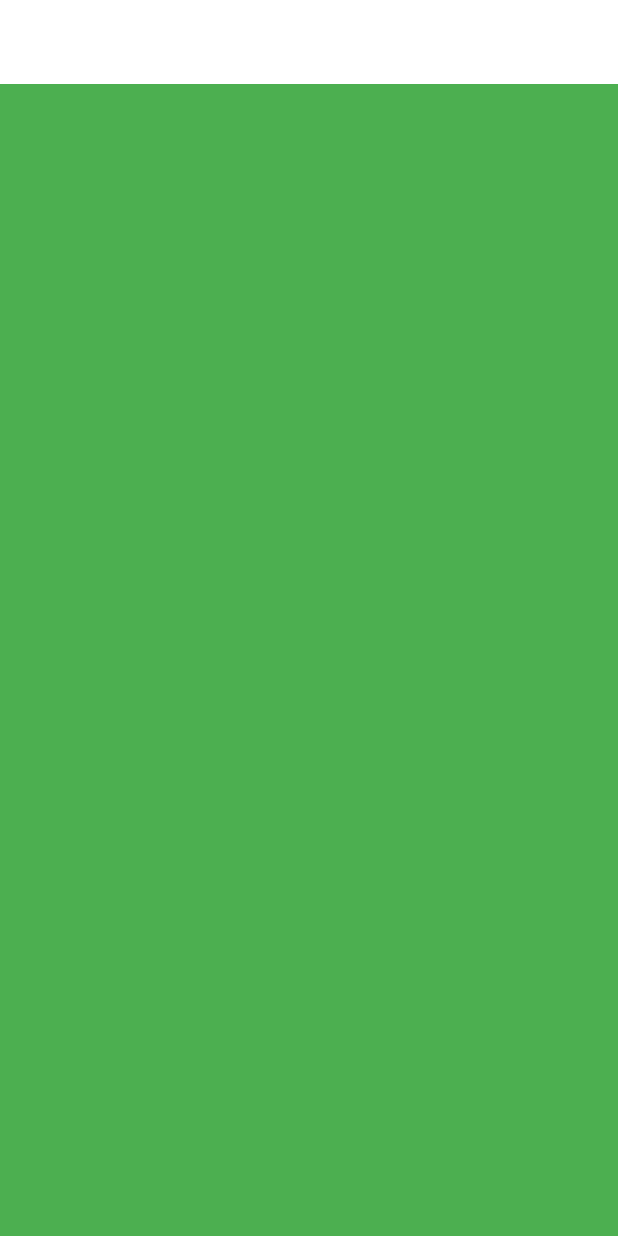
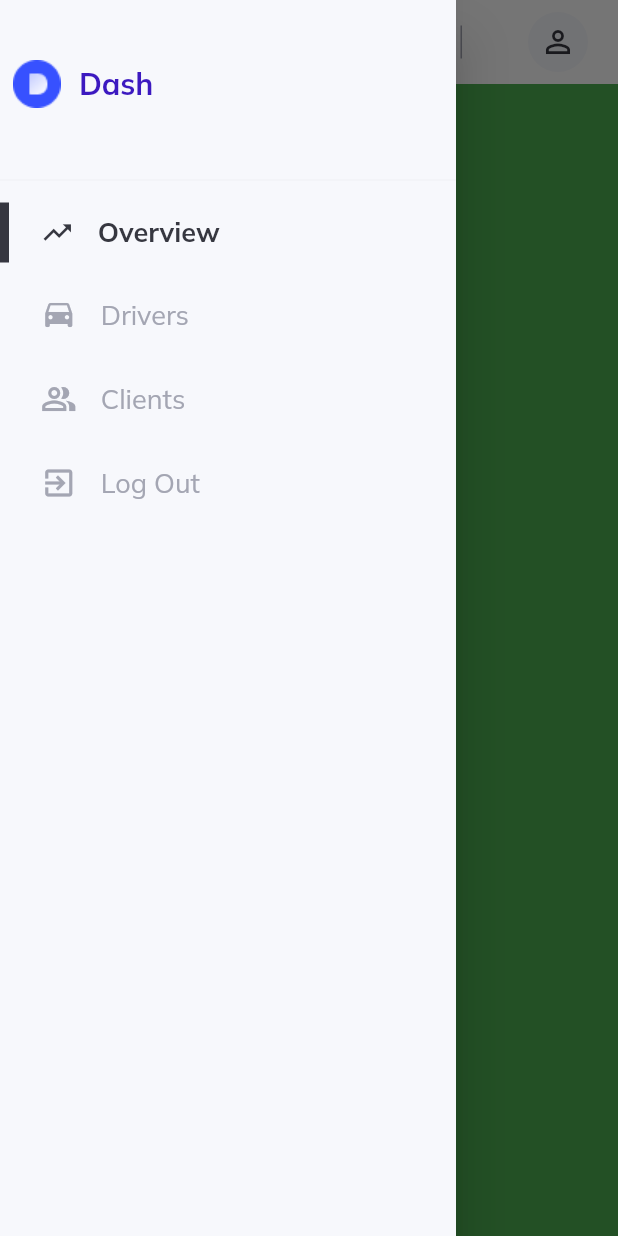
Before and after one commit to KinnaGt/Dashboard, a Flutter app: the screen it shows after launch, with the side drawer open (before the commit the screen has no drawer), on a phone screen of 412 x 824 dp. Run offline on Flutter 3.47's test engine with Material 2 defaults, Android fonts, the light colour scheme and no system bars; our stand-ins replace get, google_fonts.

Commit message:
2nd Layout

```diff
--- /dev/null
+++ b/lib/constants/controller.dart
@@ -0,0 +1,3 @@
+import 'package:dashboardapp/controllers/menu_controller.dart';
+
+MenuController menuController = MenuController.instance;
--- /dev/null
+++ b/lib/constants/style.dart
@@ -0,0 +1,6 @@
+import 'package:flutter/material.dart';
+
+Color light = Color(0xFFF7F8FC);
+Color lightGrey = Color(0xFFA4A6B3);
+Color dark = Color(0xFF363740);
+Color active = Color(0xFF3C19C0);
--- a/lib/helpers/responsiveness.dart
+++ b/lib/helpers/responsiveness.dart
@@ -18,7 +18,7 @@ class ResponsiveWidget extends StatelessWidget {
   const ResponsiveWidget({ Key? key, required this.largeScreen,required this.smallScreen, required this.mediumScreen}) : super(key: key);
 
   static bool isSmallScreen(BuildContext context) =>
-  MediaQuery.of(context).size.width < smallScreenSize;
+  MediaQuery.of(context).size.width < mediumScreenSize;
 
   static bool isMediumScreen(BuildContext context) =>
   MediaQuery.of(context).size.width >= mediumScreenSize &&
@@ -29,7 +29,7 @@ class ResponsiveWidget extends StatelessWidget {
   MediaQuery.of(context).size.width >= largeScreenSize;
 
 
-   static bool isCustomScreen(BuildContext context) =>
+  static bool isCustomScreen(BuildContext context) =>
   MediaQuery.of(context).size.width >= mediumScreenSize &&
   MediaQuery.of(context).size.width <= customScreenSize;
 
--- a/lib/layout.dart
+++ b/lib/layout.dart
@@ -1,22 +1,22 @@
 import 'package:dashboardapp/widgets/large_screen.dart';
+import 'package:dashboardapp/widgets/side_menu.dart';
 import 'package:dashboardapp/widgets/small_screen.dart';
+import 'package:dashboardapp/widgets/top_nav.dart';
 import 'package:flutter/material.dart';
 
 import 'helpers/responsiveness.dart';
 
 class SiteLayout extends StatelessWidget{
-  const SiteLayout({Key? key}) : super(key: key);
-
+  final GlobalKey<ScaffoldState> scaffoldKey = GlobalKey();
   @override
   Widget build(BuildContext context) {
     return Scaffold(
-        appBar:AppBar(
-          elevation:0,
-          backgroundColor: Colors.white,
+        key: scaffoldKey,
+        appBar: topNavigationBar(context, scaffoldKey),
+        drawer: Drawer(
+        child: SideMenu(),
         ),
         body: const ResponsiveWidget(largeScreen:LargeScreen(),smallScreen: SmallScreen(), mediumScreen: LargeScreen())
-
       );
   }
-
 }
--- a/lib/main.dart
+++ b/lib/main.dart
@@ -3,10 +3,14 @@
 
 import 'package:dashboardapp/layout.dart';
 import 'package:flutter/material.dart';
-import 'package:get/get_navigation/get_navigation.dart';
+import 'package:get/get.dart';
 import 'package:google_fonts/google_fonts.dart';
 
+import 'controllers/menu_controller.dart';
+
+
 void main(){
+  Get.put(MenuController()); // Controlador parte de GetX para mostrar Menu y Navegar
   runApp(const MyApp());
 }
 
--- /dev/null
+++ b/lib/routings/routes.dart
@@ -0,0 +1,11 @@
+const OverViewPageRoute = "Overview";
+const DriversPageRoute = "Drivers";
+const ClientsPageRoute = "Clients";
+const AuthenticationPageRoute = "Authentication";
+
+List sideMenuItems = [
+  OverViewPageRoute,
+  DriversPageRoute,
+  ClientsPageRoute,
+  AuthenticationPageRoute
+];
--- /dev/null
+++ b/lib/widgets/custom_text.dart
@@ -0,0 +1,18 @@
+import 'package:flutter/material.dart';
+
+class CustomText extends StatelessWidget {
+  final String text;
+  final double size;
+  final Color color;
+  final FontWeight weight;
+  const CustomText({ Key? key, required this.text, required this.size, required this.color, required this.weight }) : super(key: key);
+
+  @override
+  Widget build(BuildContext context) {
+    return Text(
+      text,style:TextStyle(fontSize: size ?? 16,
+      color: color ?? Colors.black,
+      fontWeight: weight ?? FontWeight.normal)
+    );
+  }
+}
--- /dev/null
+++ b/lib/widgets/horizontal_menu_item.dart
@@ -0,0 +1,59 @@
+import 'package:dashboardapp/constants/controller.dart';
+import 'package:dashboardapp/constants/style.dart';
+import 'package:dashboardapp/widgets/custom_text.dart';
+import 'package:flutter/material.dart';
+import 'package:get/get.dart';
+
+class HorizontalMenuItem extends StatelessWidget {
+  final String itemName;
+  final Function onTapL;
+  const HorizontalMenuItem(this.itemName, this.onTapL, { Key? key }) : super(key: key);
+
+  @override
+  Widget build(BuildContext context) {
+    double _width = MediaQuery.of(context).size.width;
+
+    return InkWell(
+      onTap: _onTap,
+      onHover: (value){
+        value ?
+        menuController.onHover(itemName) : menuController.onHover("not hovering");
+      },
+      child: Obx(() => Container(  // Put in observable
+        color: menuController.isHovering(itemName) ? lightGrey.withOpacity(.7)
+        : Colors.transparent,
+        child: Row(
+          children: [
+              Visibility(visible: menuController.isHovering(itemName) || menuController.isActive(itemName),
+              child : Container(width: 6,height: 40,color: dark),
+              maintainSize: true,maintainAnimation: true,maintainState: true,),
+
+              SizedBox(width: _width/80),
+              Padding(padding: EdgeInsets.all(16),
+              child: menuController.returnIconFor(itemName)),
+              if(!menuController.isActive(itemName))
+                Flexible(
+                  child: CustomText(text: itemName ,
+                    color: menuController.isHovering(itemName) ? dark : lightGrey,
+                    size: 18,
+                    weight: FontWeight.normal,
+                  )
+                )
+              else
+                Flexible(
+                  child: CustomText(text: itemName ,
+                    color:  dark ,
+                    size: 18,
+                    weight: FontWeight.bold,
+                  )
+                )
+
+          ],
+        )
+      ))
+    );
+  }
+
+  _onTap() => onTapL;
+
+}
--- /dev/null
+++ b/lib/widgets/side_menu.dart
@@ -0,0 +1,66 @@
+
+import 'package:dashboardapp/constants/controller.dart';
+import 'package:dashboardapp/constants/style.dart';
+import 'package:dashboardapp/helpers/responsiveness.dart';
+import 'package:dashboardapp/routings/routes.dart';
+import 'package:dashboardapp/widgets/custom_text.dart';
+import 'package:dashboardapp/widgets/side_menu_item.dart';
+import 'package:flutter/material.dart';
+import 'package:get/get.dart';
+
+class SideMenu extends StatelessWidget {
+  const SideMenu({ Key? key }) : super(key: key);
+
+  @override
+  Widget build(BuildContext context) {
+
+    double _width = MediaQuery.of(context).size.width;
+    return Container(
+      color: light,
+      child: ListView(children: [
+        if(ResponsiveWidget.isSmallScreen(context))
+          Column(
+            mainAxisSize: MainAxisSize.min,
+            children: [
+              SizedBox(height:40),
+              Row(
+                children: [
+                  SizedBox(width: _width/48,),
+                  Padding(padding: EdgeInsets.only(right: 12),
+                    child: Image.asset("assets/icons/logo.png"),
+                  ),
+                  Flexible(child: CustomText(
+                    text: "Dash",
+                    size: 20,
+                    color: active,
+                    weight: FontWeight.bold) ,),
+                  SizedBox(width: _width/48,)
+              ],),
+            ],
+          ),
+          SizedBox(height: 40,),
+
+          Divider(color:lightGrey.withOpacity(.1)),
+
+          Column(
+            mainAxisSize: MainAxisSize.min,
+            children: sideMenuItems.map((itemName)=> SideMenuItem(
+                itemName: itemName== AuthenticationPageRoute ? "Log Out" : itemName,
+                  onTapL: (){
+                    if(itemName == AuthenticationPageRoute){
+                      //TODO:: go to authentication PAGE
+                    }
+
+                    if(!menuController.isActive(itemName)){
+                      menuController.changeActiveItemTo(itemName);
+                      if(ResponsiveWidget.isSmallScreen(context))
+                      Get.back();
+                      //TODO:: go to Item Name
+                    }
+                  })
+                ).toList()
+              )
+        ],)
+    );
+  }
+}
--- /dev/null
+++ b/lib/widgets/side_menu_item.dart
@@ -0,0 +1,20 @@
+import 'package:dashboardapp/helpers/responsiveness.dart';
+import 'package:dashboardapp/widgets/horizontal_menu_item.dart';
+import 'package:dashboardapp/widgets/vertical_menu_item.dart';
+import 'package:flutter/material.dart';
+
+class SideMenuItem extends StatelessWidget {
+
+  final String itemName;
+  final Function onTapL;
+  const SideMenuItem({ Key? key ,required this.itemName,required this.onTapL, }) : super(key: key);
+
+  @override
+  Widget build(BuildContext context) {
+    if(ResponsiveWidget.isCustomScreen(context))
+      return VerticalMenuItem(itemName: itemName,onTapL:onTapL);
+    else
+      return HorizontalMenuItem(itemName, onTapL);
+
+  }
+}
--- /dev/null
+++ b/lib/widgets/top_nav.dart
@@ -0,0 +1,86 @@
+
+
+import 'package:dashboardapp/constants/style.dart';
+import 'package:dashboardapp/helpers/responsiveness.dart';
+import 'package:flutter/cupertino.dart';
+import 'package:flutter/material.dart';
+
+import 'custom_text.dart';
+
+AppBar topNavigationBar(BuildContext context,GlobalKey<ScaffoldState> key) =>  // The key is used when we call the drawer or the side menu
+  AppBar(
+    leading: !ResponsiveWidget.isSmallScreen(context) ?
+    Row(
+      children: [
+        Container(
+          padding: EdgeInsets.only(left:14),
+          child: Image.asset("assets/icons/logo.png",width:28)
+        )
+      ],
+    ): IconButton(icon: Icon(Icons.menu),onPressed: (){
+      key.currentState?.openDrawer();
+    }),
+    elevation:0,
+    title: Row(
+      children: [
+        Visibility(child: CustomText(text: "Dash",color: lightGrey,size : 20,weight:FontWeight.bold)),
+        Expanded(child: Container()),
+        IconButton(icon: Icon(Icons.settings,color: dark.withOpacity(.7)),
+            onPressed: (){
+
+            },
+        ),
+        Stack(
+          children: [
+            IconButton(icon: Icon(Icons.notifications,color: dark.withOpacity(.7)),
+              onPressed: (){
+
+              },
+            ),
+            Positioned(
+              top: 7,
+              right: 7,
+              child: Container(
+                width: 12,
+                height: 12,
+                padding: EdgeInsets.all(4),
+                decoration: BoxDecoration(
+                  color : active,
+                  borderRadius: BorderRadius.circular(30),
+                  border: Border.all(color: light,width: 2)),
+              )
+            )
+          ],
+        ),
+
+        Container(
+          width: 1,
+          height: 22,
+          color: lightGrey
+        ),
+        SizedBox(
+          width: 24 ,
+        ),
+
+        CustomText(text: "Iñaki Lapeyre", color: dark, weight: FontWeight.normal, size: 0,),
+
+        SizedBox(
+          width: 16,
+        ),
+        Container(
+          decoration: BoxDecoration(color: Colors.white,
+          borderRadius: BorderRadius.circular(30)),
+          child: Container(
+            padding: EdgeInsets.all(2),
+            margin: EdgeInsets.all(2),
+            child: CircleAvatar(
+              backgroundColor: light,
+              child: Icon(Icons.person_outline,color: dark)
+            )
+          ),
+        )
+    ],
+    ),
+  iconTheme: IconThemeData(color:dark),
+  backgroundColor: Colors.transparent,
+  );
--- a/pubspec.yaml
+++ b/pubspec.yaml
@@ -64,6 +64,8 @@ flutter:
   # assets:
   #   - images/a_dot_burr.jpeg
   #   - images/a_dot_ham.jpeg
+  assets:
+    - assets/icons/
 
   # An image asset can refer to one or more resolution-specific "variants", see
   # https://flutter.dev/assets-and-images/#resolution-aware.
```
Also changed, not shown: lib/controllers/counter_controller.dart (deleted, +0 -11 lines), lib/controllers/menu_controller.dart (added, +44 -0 lines), lib/pages/home.dart (deleted, +0 -32 lines), lib/pages/other.dart (deleted, +0 -28 lines), lib/widgets/large_screen.dart (+4 -4 lines), lib/widgets/vertical_menu_item.dart (added, +63 -0 lines), assets/icons/logo.png (added).
